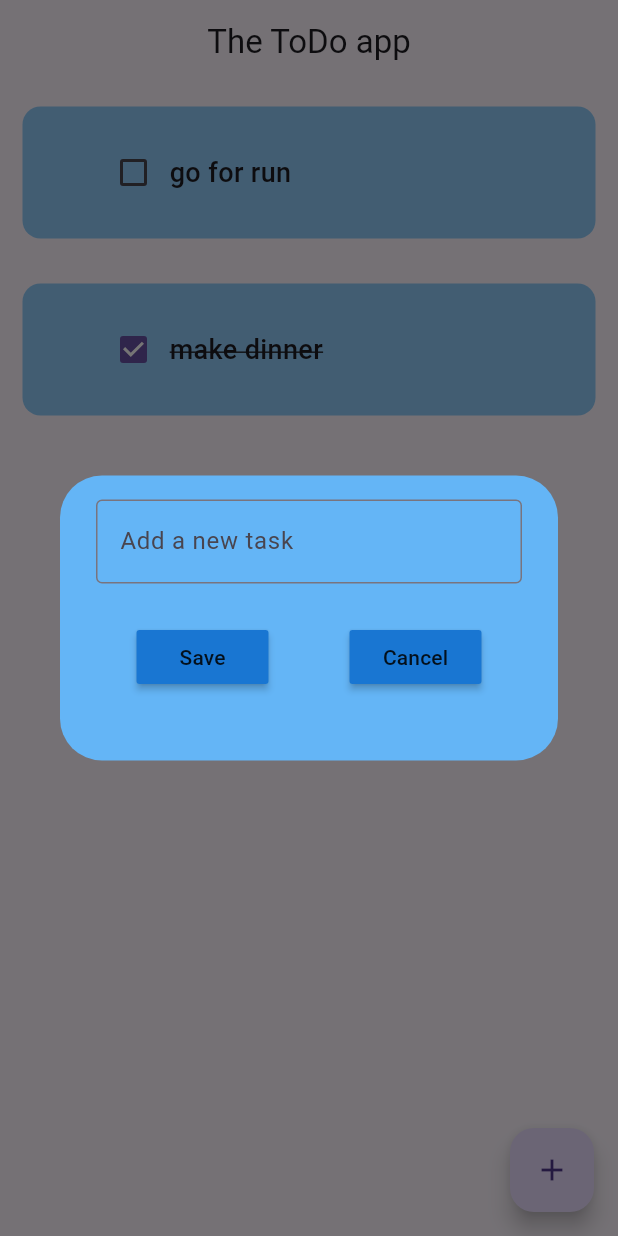
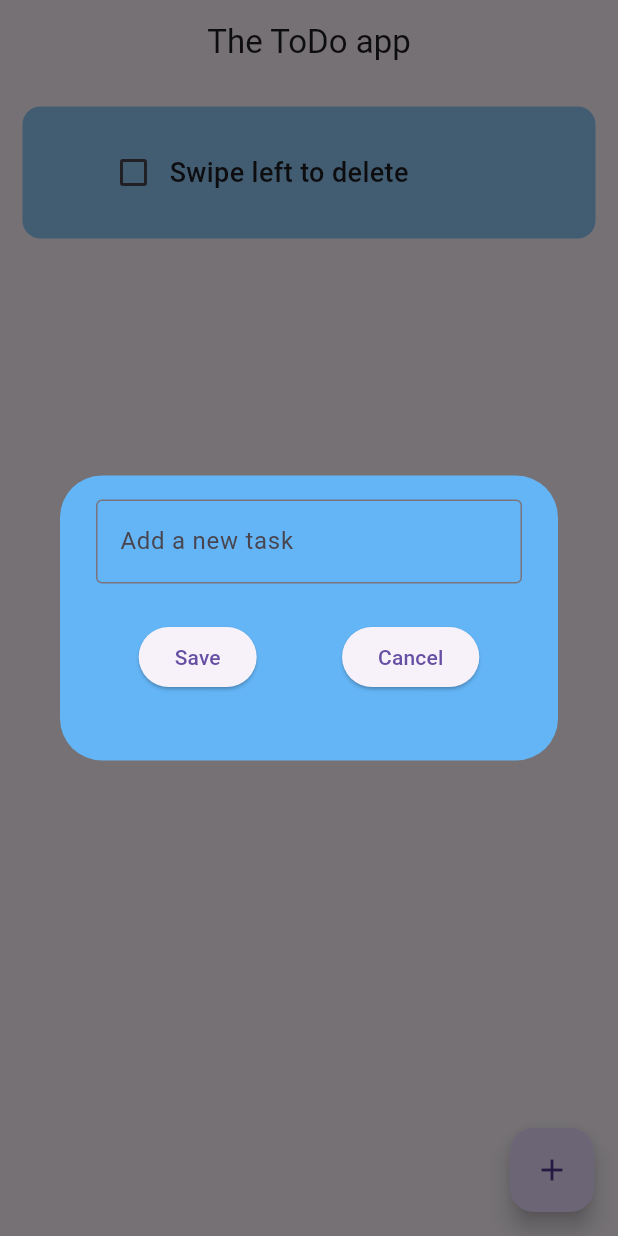
Before and after one commit to aman-punj/TODOD-APP, a Flutter app: the screen it shows after launch, after a tap on the "add" icon, on a phone screen of 412 x 824 dp. Run offline on Flutter 3.47's test engine with Material 3 defaults, Android fonts, the phone set to English and light mode, and no system bars; drawn by our look-alikes of flutter_slidable; our stand-ins replace hive, hive_flutter; accounts and stored records are empty.

Commit message:
Initial commit

```diff
--- a/lib/data/database.dart
+++ b/lib/data/database.dart
@@ -13,14 +13,13 @@ class ToDoDataBase{
   /// first time opening this app
   void createInitialData(){
     toDoList =[
-      ['go for run' , false ],
-      ['make dinner' , true ],
+      ['Swipe left to delete' , false ],
+      // ['make dinner' , true ],
     ];
   }
 
-  // load the sata from database
+  // load the data from database
   void loadData(){
-
     toDoList = _myBox.get('TODOLIST');
   }
 
--- a/lib/todo_home.dart
+++ b/lib/todo_home.dart
@@ -24,7 +24,6 @@ class _ToDoHomeState extends State<ToDoHome> {
   void initState() {
     /// if use is opening  app for the first time
      if(_myBox.get('TODOLIST') == null){
-
        db.createInitialData();
      } else {
        /// data already exist
@@ -76,7 +75,6 @@ class _ToDoHomeState extends State<ToDoHome> {
   }
 
   /// create a new task
-
   void createNewTask() {
     showDialog(
         context: context,
--- a/lib/utils/my_buttons.dart
+++ b/lib/utils/my_buttons.dart
@@ -13,9 +13,7 @@ class MyButton extends StatelessWidget {
 
   @override
   Widget build(BuildContext context) {
-    return MaterialButton(onPressed: onPressed,
-    color: Colors.blue[700],
-
+    return ElevatedButton(onPressed: onPressed,
     child: Text(text),);
   }
 }
--- a/pubspec.yaml
+++ b/pubspec.yaml
@@ -38,7 +38,7 @@ dependencies:
   # The following adds the Cupertino Icons font to your application.
   # Use with the CupertinoIcons class for iOS style icons.
   cupertino_icons: ^1.0.2
-  flutter_slidable: ^2.0.0
+  flutter_slidable: ^3.0.1
 
 dev_dependencies:
   flutter_test:
```
Also changed, not shown: pubspec.lock, 3 other files.
